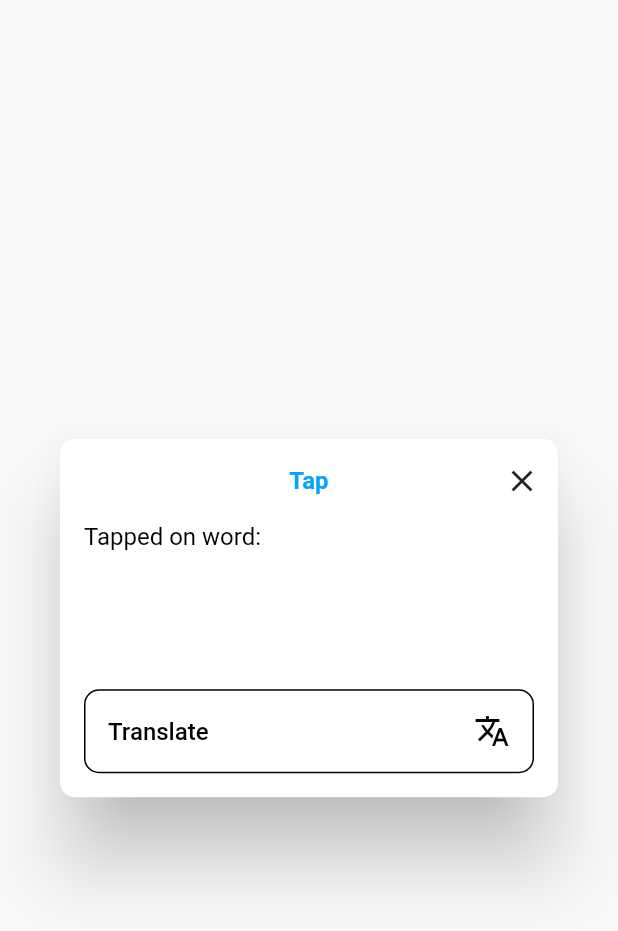
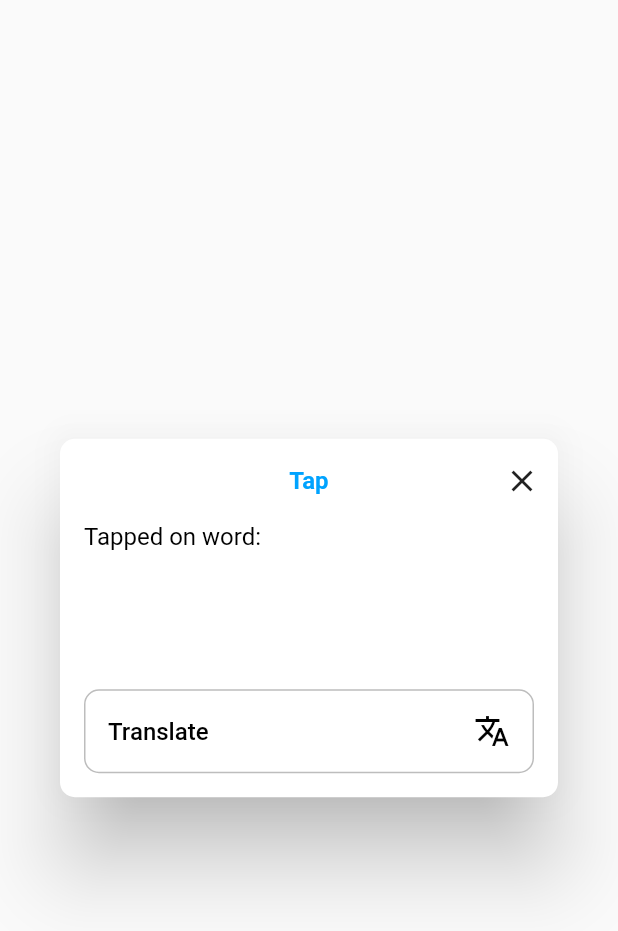
Before and after one commit to lvanderveekens/vocab, a Flutter app: the TapDialog widget shown alone on an empty page, opened directly with empty values, on a phone screen of 412 x 824 dp. Shown: the top 931 px of the screen. Run offline on Flutter 3.47's test engine with Material 2 defaults, Android fonts, the phone set to English and light mode, and no system bars; our stand-ins replace camera, flutter_svg; missing offline and left inert: google_mlkit_text_recognition; statements that could not run were skipped.

Commit message:
Update styles

```diff
--- a/app/lib/app.dart
+++ b/app/lib/app.dart
@@ -90,10 +90,10 @@ class AppState extends State<App> {
               primary: Colors.black,
             ).copyWith(
               side: MaterialStateProperty.resolveWith((states) {
-                if (states.contains(MaterialState.disabled)) {
-                  return BorderSide(color: Colors.grey);
-                }
-                return BorderSide(color: Colors.black);
+                // if (states.contains(MaterialState.disabled)) {
+                //   return BorderSide(color: Colors.grey);
+                // }
+                return BorderSide(color: Colors.black26);
               }),
             ),
           ),
--- a/app/lib/camera/tap_dialog.dart
+++ b/app/lib/camera/tap_dialog.dart
@@ -224,6 +224,7 @@ class TapDialogState extends State<TapDialog> {
             alignment: Alignment.centerRight,
             child: ElevatedButton(
               style: ElevatedButton.styleFrom(
+                primary: Color(0xFF00A3FF),
                 tapTargetSize: MaterialTapTargetSize.shrinkWrap,
                 shape: RoundedRectangleBorder(
                   borderRadius: BorderRadius.circular(10.0),
@@ -273,7 +274,7 @@ class TapDialogState extends State<TapDialog> {
         padding: const EdgeInsets.all(16.0),
         margin: const EdgeInsets.only(bottom: 32.0),
         decoration: BoxDecoration(
-            border: Border.all(color: Colors.black, width: 1.0),
+            border: Border.all(color: Colors.black26, width: 1.0),
             borderRadius: BorderRadius.circular(10.0)),
         child: Column(crossAxisAlignment: CrossAxisAlignment.start, children: [
           Container(
@@ -291,7 +292,7 @@ class TapDialogState extends State<TapDialog> {
                         style: TextStyle(fontSize: 24.0)),
                   ])),
           Divider(
-            color: Colors.black,
+            color: Colors.black26,
             height: 1.0,
             thickness: 1.0,
           ),
--- a/app/lib/deck/deck_page.dart
+++ b/app/lib/deck/deck_page.dart
@@ -119,7 +119,7 @@ class DeckPageState extends State<DeckPage> {
     return Container(
         padding: const EdgeInsets.all(16.0),
         decoration: BoxDecoration(
-            border: Border.all(color: Colors.black),
+            border: Border.all(color: Colors.black26),
             borderRadius: BorderRadius.circular(10.0)),
         child: Column(crossAxisAlignment: CrossAxisAlignment.start, children: [
           Container(
@@ -134,7 +134,7 @@ class DeckPageState extends State<DeckPage> {
                             fontSize: 12.0)),
                     Text(card.sourceWord, style: TextStyle(fontSize: 24.0)),
                   ])),
-          const Divider(color: Colors.black, height: 1.0, thickness: 1.0),
+          const Divider(color: Colors.black26, height: 1.0, thickness: 1.0),
           Container(
               margin: EdgeInsets.only(top: 8.0),
               child: Column(
```
